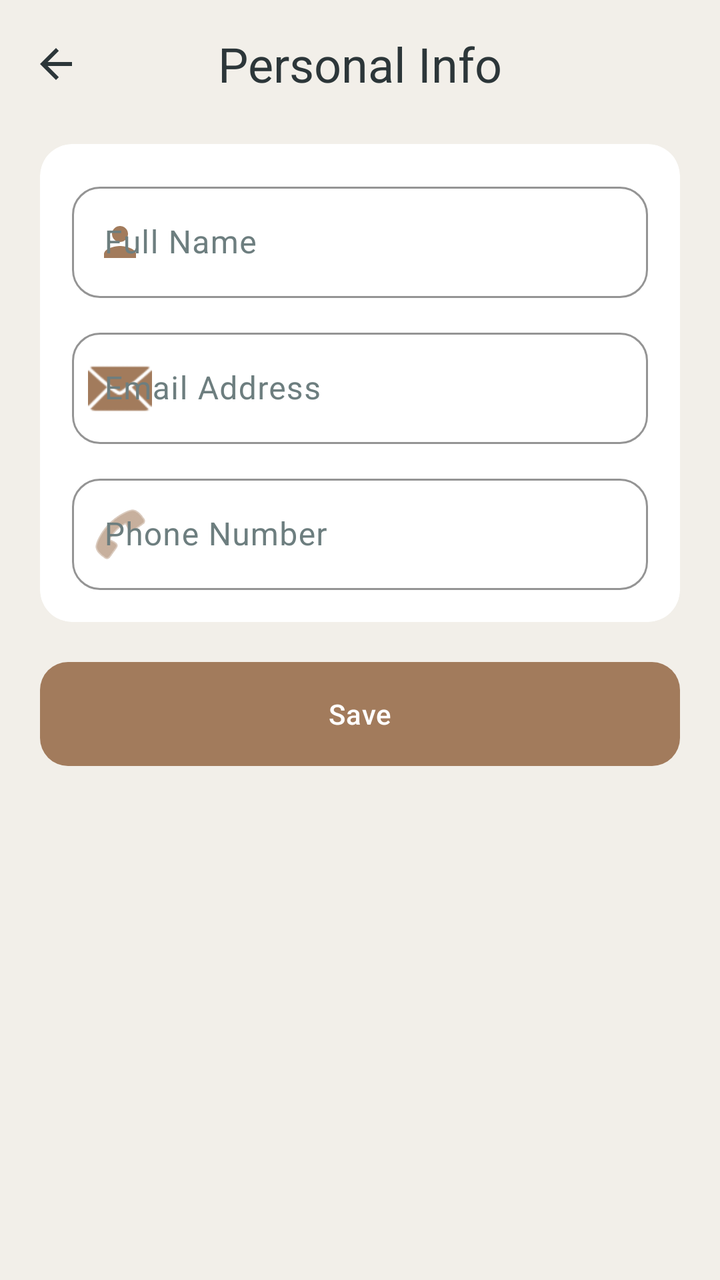
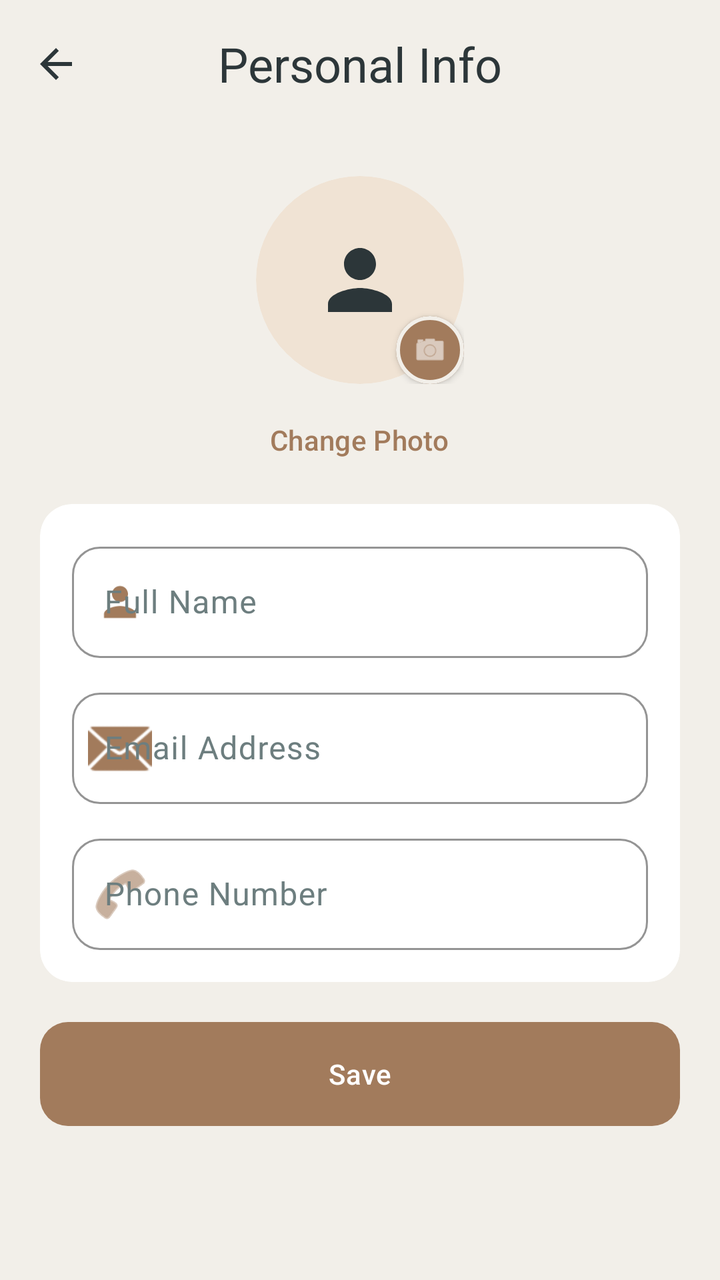

Before-and-after screenshots of an Android layout around one commit, followed by the original layout XML and the change that was made.
<!-- AndroidManifest.xml: application theme Theme.ReClaim -->
<!-- res/layout/activity_edit_profile.xml -->
<?xml version="1.0" encoding="utf-8"?>
<LinearLayout xmlns:android="http://schemas.android.com/apk/res/android"
    xmlns:app="http://schemas.android.com/apk/res-auto"
    android:layout_width="match_parent"
    android:layout_height="match_parent"
    android:background="@color/md_theme_background"
    android:fitsSystemWindows="true"
    android:orientation="vertical">

    <com.google.android.material.appbar.MaterialToolbar
        android:id="@+id/toolbar_edit_profile"
        android:layout_width="match_parent"
        android:layout_height="wrap_content"
        android:background="@color/md_theme_background"
        app:navigationIcon="@drawable/ic_arrow_back_24"
        app:navigationIconTint="@color/text_primary"
        app:title="@string/edit_profile_title"
        app:titleCentered="true"
        app:titleTextAppearance="@style/TextAppearance.ReClaim.SettingsScreenTitle"
        app:titleTextColor="@color/text_primary" />

    <androidx.core.widget.NestedScrollView
        android:layout_width="match_parent"
        android:layout_height="0dp"
        android:layout_weight="1"
        android:clipToPadding="false"
        android:fillViewport="true"
        android:overScrollMode="never">

        <LinearLayout
            android:layout_width="match_parent"
            android:layout_height="wrap_content"
            android:orientation="vertical"
            android:paddingStart="@dimen/screen_padding_horizontal"
            android:paddingTop="8dp"
            android:paddingEnd="@dimen/screen_padding_horizontal"
            android:paddingBottom="32dp">

            <com.google.android.material.card.MaterialCardView
                style="@style/Widget.ReClaim.SettingsCard"
                android:layout_width="match_parent"
                android:layout_height="wrap_content">

                <LinearLayout
                    android:layout_width="match_parent"
                    android:layout_height="wrap_content"
                    android:orientation="vertical"
                    android:padding="16dp">

                    <com.google.android.material.textfield.TextInputLayout
                        android:id="@+id/input_layout_name"
                        style="@style/Widget.ReClaim.TextInput"
                        android:layout_width="match_parent"
                        android:layout_height="wrap_content"
                        android:hint="@string/hint_profile_name"
                        app:startIconDrawable="@drawable/ic_settings_person">

                        <com.google.android.material.textfield.TextInputEditText
                            android:id="@+id/edit_name"
                            android:layout_width="match_parent"
                            android:layout_height="wrap_content"
                            android:inputType="textPersonName|textCapWords"
                            android:textColor="@color/text_primary" />
                    </com.google.android.material.textfield.TextInputLayout>

                    <com.google.android.material.textfield.TextInputLayout
                        android:id="@+id/input_layout_email"
                        style="@style/Widget.ReClaim.TextInput"
                        android:layout_width="match_parent"
                        android:layout_height="wrap_content"
                        android:layout_marginTop="12dp"
                        android:hint="@string/hint_email"
                        app:startIconDrawable="@android:drawable/ic_dialog_email">

                        <com.google.android.material.textfield.TextInputEditText
                            android:id="@+id/edit_email"
                            android:layout_width="match_parent"
                            android:layout_height="wrap_content"
                            android:inputType="textEmailAddress"
                            android:textColor="@color/text_primary" />
                    </com.google.android.material.textfield.TextInputLayout>

                    <com.google.android.material.textfield.TextInputLayout
                        android:id="@+id/input_layout_phone"
                        style="@style/Widget.ReClaim.TextInput"
                        android:layout_width="match_parent"
                        android:layout_height="wrap_content"
                        android:layout_marginTop="12dp"
                        android:hint="@string/hint_profile_phone"
                        app:startIconDrawable="@android:drawable/ic_menu_call">

                        <com.google.android.material.textfield.TextInputEditText
                            android:id="@+id/edit_phone"
                            android:layout_width="match_parent"
                            android:layout_height="wrap_content"
                            android:inputType="phone"
                            android:textColor="@color/text_primary" />
                    </com.google.android.material.textfield.TextInputLayout>
                </LinearLayout>
            </com.google.android.material.card.MaterialCardView>

            <com.google.android.material.button.MaterialButton
                android:id="@+id/btn_save_profile"
                style="@style/Widget.ReClaim.Button.Primary"
                android:layout_width="match_parent"
                android:layout_height="@dimen/button_height"
                android:layout_marginTop="20dp"
                android:text="@string/btn_save_profile" />

            <ProgressBar
                android:id="@+id/progress"
                android:layout_width="wrap_content"
                android:layout_height="wrap_content"
                android:layout_gravity="center_horizontal"
                android:layout_marginTop="16dp"
                android:indeterminateTint="@color/brand_accent"
                android:visibility="gone" />
        </LinearLayout>
    </androidx.core.widget.NestedScrollView>
</LinearLayout>
<!-- resources referenced by this layout -->
<resources>
  <color name="brand_accent">#A27B5C</color>
  <color name="md_theme_background">#F2EFE9</color>
  <color name="text_primary">#2C3639</color>
  <dimen name="button_height">52dp</dimen>
  <dimen name="screen_padding_horizontal">20dp</dimen>
  <!-- drawable ic_arrow_back_24 (drawable) -->
  <vector xmlns:android="http://schemas.android.com/apk/res/android"
      android:width="24dp"
      android:height="24dp"
      android:viewportWidth="24"
      android:viewportHeight="24"
      android:tint="?attr/colorOnSurface">
      <path
          android:fillColor="@android:color/white"
          android:pathData="M20,11H7.83l5.59,-5.59L12,4l-8,8 8,8 1.41,-1.41L7.83,13H20v-2z" />
  </vector>
  <string name="btn_save_profile">Save</string>
  <string name="edit_profile_title">Personal Info</string>
  <string name="hint_email">Email Address</string>
  <string name="hint_profile_name">Full Name</string>
  <string name="hint_profile_phone">Phone Number</string>
  <style name="TextAppearance.ReClaim.SettingsScreenTitle" parent="TextAppearance.Material3.HeadlineSmall">
          <item name="android:textColor">@color/text_primary</item>
          <item name="android:fontFamily">sans-serif-medium</item>
          <item name="android:textAlignment">center</item>
      </style>
  <style name="Widget.ReClaim.SettingsCard" parent="Widget.ReClaim.Card">
          <item name="cardCornerRadius">16dp</item>
          <item name="cardElevation">0dp</item>
          <item name="strokeWidth">0dp</item>
          <item name="cardBackgroundColor">@color/md_theme_surfaceContainerLowest</item>
      </style>
  <color name="text_on_accent">#FFFFFF</color>
  <style name="Widget.ReClaim.Card" parent="Widget.Material3.CardView.Elevated">
          <item name="cardCornerRadius">@dimen/card_radius</item>
          <item name="cardElevation">2dp</item>
          <item name="cardBackgroundColor">@color/md_theme_surfaceContainerLowest</item>
          <item name="strokeColor">@color/md_theme_outlineVariant</item>
          <item name="strokeWidth">0.5dp</item>
      </style>
  <color name="md_theme_surfaceContainerLowest">#FFFFFF</color>
  <color name="brand_slate">#3F4E4F</color>
  <color name="text_hint">#6D7E7F</color>
  <color name="md_theme_primary">#A27B5C</color>
  <color name="md_theme_onPrimary">#FFFFFF</color>
  <color name="md_theme_primaryContainer">#F0E3D4</color>
  <color name="md_theme_onPrimaryContainer">#2C3639</color>
  <color name="md_theme_secondary">#3F4E4F</color>
  <color name="md_theme_onSecondary">#DCD7C9</color>
  <color name="md_theme_secondaryContainer">#C4D1D2</color>
  <color name="md_theme_onSecondaryContainer">#1A2E2F</color>
  <color name="md_theme_tertiary">#2C3639</color>
  <color name="md_theme_onTertiary">#DCD7C9</color>
  <color name="md_theme_tertiaryContainer">#DCD7C9</color>
  <color name="md_theme_onTertiaryContainer">#2C3639</color>
  <color name="md_theme_error">#B3261E</color>
  <color name="md_theme_onError">#FFFFFF</color>
  <color name="md_theme_errorContainer">#F9DEDC</color>
  <color name="md_theme_onErrorContainer">#410E0B</color>
  <color name="md_theme_onBackground">#2C3639</color>
  <color name="md_theme_surface">#FFFFFF</color>
  <color name="md_theme_onSurface">#2C3639</color>
  <color name="md_theme_surfaceVariant">#EAE5DC</color>
  <color name="md_theme_onSurfaceVariant">#3F4E4F</color>
  <color name="md_theme_outline">#8A9394</color>
  <color name="md_theme_outlineVariant">#D0CAC0</color>
  <color name="md_theme_surfaceContainerLow">#F7F4EE</color>
  <color name="md_theme_surfaceContainer">#EDE9E0</color>
  <color name="md_theme_surfaceContainerHigh">#E3DDD4</color>
  <color name="md_theme_surfaceContainerHighest">#D8D2C8</color>
  <color name="brand_dark">#2C3639</color>
  <dimen name="card_radius">20dp</dimen>
  <!-- unchanged entries left out for length: 4 -->
</resources>

<!-- the commit's change to res/layout/activity_edit_profile.xml (unified diff, before → after) -->
@@ -35,6 +35,67 @@
             android:paddingTop="8dp"
             android:paddingEnd="@dimen/screen_padding_horizontal"
             android:paddingBottom="32dp">
+
+            
+            <FrameLayout
+                android:layout_width="wrap_content"
+                android:layout_height="wrap_content"
+                android:layout_gravity="center_horizontal"
+                android:layout_marginTop="16dp">
+
+                <com.google.android.material.card.MaterialCardView
+                    android:id="@+id/card_avatar"
+                    android:layout_width="104dp"
+                    android:layout_height="104dp"
+                    android:clickable="true"
+                    android:focusable="true"
+                    app:cardBackgroundColor="@color/md_theme_primaryContainer"
+                    app:cardCornerRadius="52dp"
+                    app:cardElevation="0dp"
+                    app:strokeWidth="0dp">
+
+                    <ImageView
+                        android:id="@+id/image_profile_avatar"
+                        android:layout_width="match_parent"
+                        android:layout_height="match_parent"
+                        android:contentDescription="@string/cd_profile_avatar"
+                        android:padding="28dp"
+                        android:scaleType="centerCrop"
+                        android:src="@drawable/ic_settings_person"
+                        app:tint="@color/brand_dark" />
+                </com.google.android.material.card.MaterialCardView>
+
+                <com.google.android.material.card.MaterialCardView
+                    android:layout_width="34dp"
+                    android:layout_height="34dp"
+                    android:layout_gravity="bottom|end"
+                    android:clickable="false"
+                    app:cardBackgroundColor="@color/brand_accent"
+                    app:cardCornerRadius="17dp"
+                    app:cardElevation="2dp"
+                    app:strokeColor="@color/md_theme_background"
+                    app:strokeWidth="2dp">
+
+                    <ImageView
+                        android:layout_width="match_parent"
+                        android:layout_height="match_parent"
+                        android:contentDescription="@string/btn_change_photo"
+                        android:padding="8dp"
+                        android:src="@android:drawable/ic_menu_camera"
+                        app:tint="@color/text_on_accent" />
+                </com.google.android.material.card.MaterialCardView>
+            </FrameLayout>
+
+            <com.google.android.material.button.MaterialButton
+                android:id="@+id/btn_change_photo"
+                style="@style/Widget.Material3.Button.TextButton"
+                android:layout_width="wrap_content"
+                android:layout_height="wrap_content"
+                android:layout_gravity="center_horizontal"
+                android:layout_marginTop="4dp"
+                android:layout_marginBottom="8dp"
+                android:text="@string/btn_change_photo"
+                android:textColor="@color/brand_accent" />
 
             <com.google.android.material.card.MaterialCardView
                 style="@style/Widget.ReClaim.SettingsCard"
<!-- resource entries referenced after the edit -->
@@ -16,7 +16,9 @@
           android:fillColor="@android:color/white"
           android:pathData="M20,11H7.83l5.59,-5.59L12,4l-8,8 8,8 1.41,-1.41L7.83,13H20v-2z" />
   </vector>
+  <string name="btn_change_photo">Change Photo</string>
   <string name="btn_save_profile">Save</string>
+  <string name="cd_profile_avatar">Profile photo</string>
   <string name="edit_profile_title">Personal Info</string>
   <string name="hint_email">Email Address</string>
   <string name="hint_profile_name">Full Name</string>
